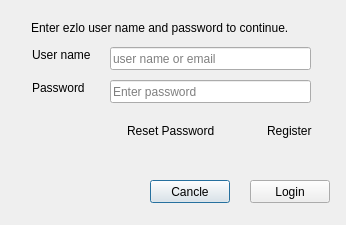
The window that dashboard_qt/login.ui (ezloteam/Ezlo_Pi) describes before a commit, drawn with Qt 5.
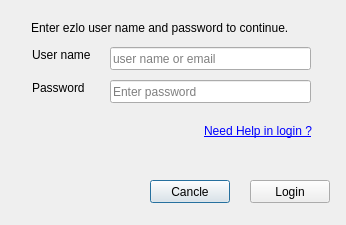
The same window after the commit.

The edit to the form file:
```diff
--- a/dashboard_qt/login.ui
+++ b/dashboard_qt/login.ui
@@ -94,27 +94,13 @@
     <item>
      <widget class="QLabel" name="label_reset_password">
       <property name="text">
-       <string>Reset Password</string>
+       <string>&lt;a href=&quot;https://home.getvera.com/users/login/&quot;&gt;Need Help in login ?&lt;/a&gt;</string>
       </property>
-     </widget>
-    </item>
-    <item>
-     <spacer name="horizontalSpacer_3">
-      <property name="orientation">
-       <enum>Qt::Horizontal</enum>
+      <property name="openExternalLinks">
+       <bool>true</bool>
       </property>
-      <property name="sizeHint" stdset="0">
-       <size>
-        <width>38</width>
-        <height>20</height>
-       </size>
-      </property>
-     </spacer>
-    </item>
-    <item>
-     <widget class="QLabel" name="label_sign_in">
-      <property name="text">
-       <string>Register</string>
+      <property name="buddy">
+       <cstring></cstring>
       </property>
      </widget>
     </item>
```
Left out of the diff: 5 changed lines with no effect on the pictures.
